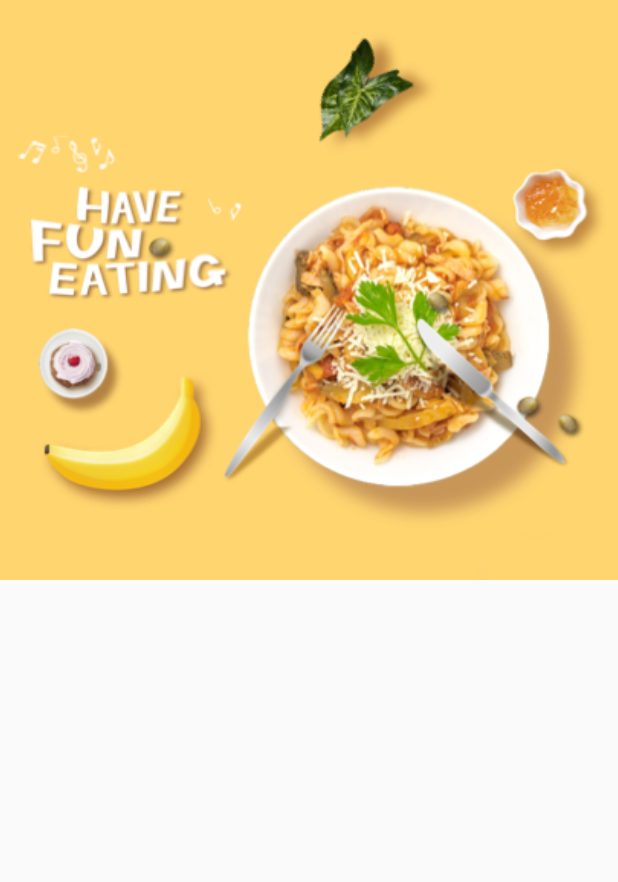
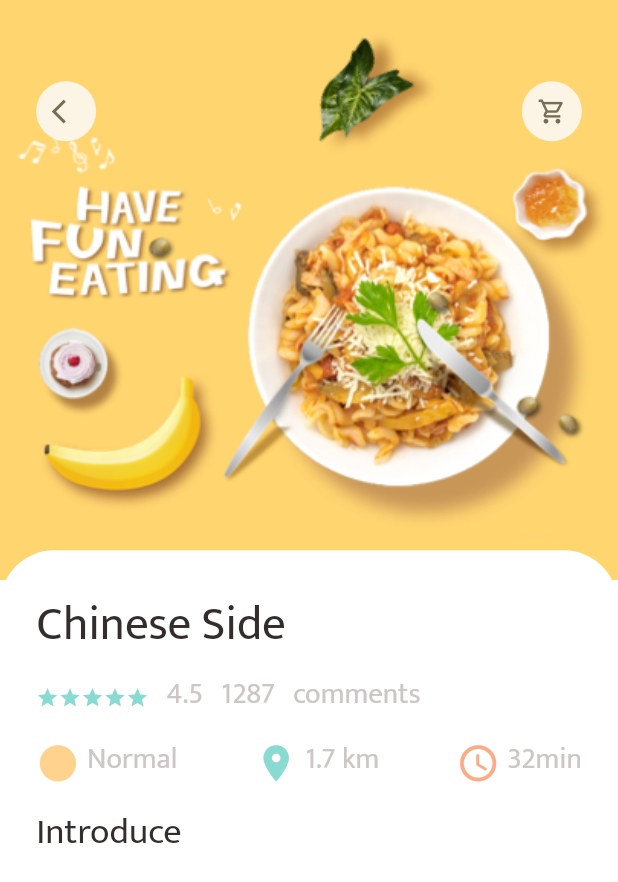
Before and after one commit to MohamedMossa/Flutter_FoodApp, a Flutter app: the screen it shows after launch, on a phone screen of 412 x 824 dp. Shown: the top 882 px of the screen. Run offline on Flutter 3.47's test engine with Material 2 defaults, Android fonts, the phone set to English and light mode, and no system bars; our stand-ins replace dots_indicator, get.

Commit message:
add popular food page

```diff
--- a/lib/pages/food/popular_food_details.dart
+++ b/lib/pages/food/popular_food_details.dart
@@ -1,5 +1,15 @@
+import 'dart:ui';
+import 'package:flutter/cupertino.dart';
 import 'package:flutter/material.dart';
+import 'package:flutter/widgets.dart';
+import 'package:food_delivery_app/main.dart';
+import 'package:food_delivery_app/utils/colors.dart';
 import 'package:food_delivery_app/utils/dimensions.dart';
+import 'package:food_delivery_app/widget/app_column.dart';
+import 'package:food_delivery_app/widget/app_icon.dart';
+import '../../widget/big_text.dart';
+import '../../widget/icon_and_text.dart';
+import '../../widget/small_text.dart';
 
 class PopularFoodDetails extends StatelessWidget {
   const PopularFoodDetails({Key? key}) : super(key: key);
@@ -7,6 +17,7 @@ class PopularFoodDetails extends StatelessWidget {
   @override
   Widget build(BuildContext context) {
     return Scaffold(
+      backgroundColor: Colors.white,
       body:Stack(
         children: [
           Positioned(
@@ -21,9 +32,60 @@ class PopularFoodDetails extends StatelessWidget {
                 ),
               ),
             ),
-          )
+          ),
+          Positioned(
+            top: Dimensions.width45,
+            left:Dimensions.width20 ,
+            right: Dimensions.height20,
+            child: Row(
+              mainAxisAlignment: MainAxisAlignment.spaceBetween,
+              children: [
+                AppICon(icon: Icons.arrow_back_ios),
+                AppICon(icon: Icons.shopping_cart_outlined),
+              ],
+            ),
+          ),
+          Positioned(
+            left: 0,
+            right: 0,
+            bottom: 0,
+            top: Dimensions.popularFoodImage-20,
+            child: Container(
+              padding: EdgeInsets.only(right: Dimensions.width20,left: Dimensions.width20,top: Dimensions.height20,),
+              decoration: BoxDecoration(
+                borderRadius: BorderRadius.only(
+                  topLeft: Radius.circular(Dimensions.radius30),
+                  topRight: Radius.circular(Dimensions.radius30),
+                ),
+                color: Colors.white
+              ),
+              child: Column(
+                crossAxisAlignment: CrossAxisAlignment.start,
+                children: [
+                  AppColumn(text: "Chinese Side",),
+                  SizedBox(height: Dimensions.height10,),
+                  BigText(text: "Introduce"),
+                ],
+              ),
+            ),
+          ),
         ],
-      )
+      ),
+      bottomNavigationBar: Container(
+        height: 100,
+        padding: EdgeInsets.only(
+            left: Dimensions.width20,
+            right: Dimensions.width20,
+            top: Dimensions.height30,
+            bottom: Dimensions.height30),
+        decoration: BoxDecoration(
+          color: AppColors.buttonBackgroundColor,
+          borderRadius: BorderRadius.only(
+            topRight: Radius.circular(Dimensions.radius20*2),
+            topLeft: Radius.circular(Dimensions.radius20*2),
+          ),
+        ),
+      ),
     );
   }
 }
--- a/lib/pages/home/food_page_body.dart
+++ b/lib/pages/home/food_page_body.dart
@@ -4,6 +4,7 @@ import 'package:flutter/material.dart';
 import 'package:flutter/rendering.dart';
 import 'package:food_delivery_app/utils/colors.dart';
 import 'package:food_delivery_app/utils/dimensions.dart';
+import 'package:food_delivery_app/widget/app_column.dart';
 import 'package:food_delivery_app/widget/icon_and_text.dart';
 import 'package:food_delivery_app/widget/small_text.dart';
 import '../../widget/big_text.dart';
@@ -232,61 +233,7 @@ class _FoodPageBodyState extends State<FoodPageBody> {
                   right: Dimensions.width15,
                   left: Dimensions.width15,
                 ),
-                child: Column(
-                  crossAxisAlignment: CrossAxisAlignment.start,
-                  children: [
-                    BigText(text: 'Chinese Side'),
-                    SizedBox(
-                      height: Dimensions.height10,
-                    ),
-                    Row(
-                      children: [
-                        Wrap(
-                          children: List.generate(
-                              5,
-                              (index) => Icon(
-                                    Icons.star,
-                                    color: AppColors.mainColor,
-                                    size: 15,
-                                  )),
-                        ),
-                        SizedBox(
-                          width: Dimensions.width10,
-                        ),
-                        SmallText(text: "4.5"),
-                        SizedBox(
-                          width: Dimensions.width10,
-                        ),
-                        SmallText(text: "1287"),
-                        SizedBox(
-                          width: Dimensions.width10,
-                        ),
-                        SmallText(text: "comments"),
-                      ],
-                    ),
-                    SizedBox(height: Dimensions.height15),
-                    Row(
-                      mainAxisAlignment: MainAxisAlignment.spaceBetween,
-                      children: [
-                        IconAndTextWidget(
-                          icon: Icons.circle_sharp,
-                          iconColor: AppColors.iconColor1,
-                          text: 'Normal',
-                        ),
-                        IconAndTextWidget(
-                          icon: Icons.location_on,
-                          iconColor: AppColors.mainColor,
-                          text: '1.7 km',
-                        ),
-                        IconAndTextWidget(
-                          icon: Icons.access_time_rounded,
-                          iconColor: AppColors.iconColor2,
-                          text: '32min',
-                        ),
-                      ],
-                    ),
-                  ],
-                ),
+                child: AppColumn(text: 'chinese',),
               ),
             ),
           ),
--- a/lib/utils/dimensions.dart
+++ b/lib/utils/dimensions.dart
@@ -33,8 +33,10 @@ class Dimensions{
   static double width45 = screenHeight/15.2;
 
 //fonts
+  static double font26 = screenHeight/26.30;
   static double font20 = screenHeight/34.2;
   static double font16 = screenHeight/42.75;
+
 
   //radius
   static double radius15 = screenHeight/45.6;
@@ -43,8 +45,10 @@ class Dimensions{
 
   //icon size
   static double iconSize24 = screenHeight/28.5;
+  static double iconSize16 = screenHeight/42.75;
 
 //popularFoodImage size
+//320px
   static double popularFoodImage = screenHeight/2.13;
 
 
--- /dev/null
+++ b/lib/widget/app_column.dart
@@ -0,0 +1,71 @@
+import 'package:flutter/cupertino.dart';
+import 'package:flutter/material.dart';
+import 'package:food_delivery_app/widget/small_text.dart';
+import '../utils/colors.dart';
+import '../utils/dimensions.dart';
+import 'big_text.dart';
+import 'icon_and_text.dart';
+
+class AppColumn extends StatelessWidget {
+  final String text;
+  const AppColumn({Key? key,required this.text}) : super(key: key);
+
+  @override
+  Widget build(BuildContext context) {
+    return Column(
+      crossAxisAlignment: CrossAxisAlignment.start,
+      children: [
+        BigText(text: text,size: Dimensions.font26,),
+        SizedBox(
+          height: Dimensions.height10,
+        ),
+        Row(
+          children: [
+            Wrap(
+              children: List.generate(
+                  5,
+                  (index) => Icon(
+                        Icons.star,
+                        color: AppColors.mainColor,
+                        size: 15,
+                      )),
+            ),
+            SizedBox(
+              width: Dimensions.width10,
+            ),
+            SmallText(text: "4.5"),
+            SizedBox(
+              width: Dimensions.width10,
+            ),
+            SmallText(text: "1287"),
+            SizedBox(
+              width: Dimensions.width10,
+            ),
+            SmallText(text: "comments"),
+          ],
+        ),
+        SizedBox(height: Dimensions.height15),
+        Row(
+          mainAxisAlignment: MainAxisAlignment.spaceBetween,
+          children: [
+            IconAndTextWidget(
+              icon: Icons.circle_sharp,
+              iconColor: AppColors.iconColor1,
+              text: 'Normal',
+            ),
+            IconAndTextWidget(
+              icon: Icons.location_on,
+              iconColor: AppColors.mainColor,
+              text: '1.7 km',
+            ),
+            IconAndTextWidget(
+              icon: Icons.access_time_rounded,
+              iconColor: AppColors.iconColor2,
+              text: '32min',
+            ),
+          ],
+        ),
+      ],
+    );
+  }
+}
--- /dev/null
+++ b/lib/widget/app_icon.dart
@@ -0,0 +1,35 @@
+import 'package:flutter/cupertino.dart';
+import 'package:flutter/material.dart';
+import 'package:food_delivery_app/utils/dimensions.dart';
+
+class AppICon extends StatelessWidget {
+
+  final IconData icon ;
+  final Color backgroundColor;
+  final Color iconColor;
+  final double size;
+
+  const AppICon({Key? key,
+  required this.icon,
+    this.backgroundColor = const Color(0xFFfcf4e4),
+    this.iconColor = const Color(0xFF756d54),
+    this.size=40
+  }) : super (key: key);
+
+  @override
+  Widget build(BuildContext context) {
+    return Container(
+      width: size,
+      height: size,
+      decoration: BoxDecoration(
+      color: backgroundColor,
+        borderRadius: BorderRadius.circular(size/2),
+      ),
+      child: Icon(
+        icon ,
+        color: iconColor,
+        size: Dimensions.iconSize16,
+      ),
+    );
+  }
+}
--- a/lib/widget/icon_and_text.dart
+++ b/lib/widget/icon_and_text.dart
@@ -7,6 +7,7 @@ class IconAndTextWidget extends StatelessWidget {
   final IconData icon;
   final String text;
   final Color iconColor;
+
   const IconAndTextWidget({Key? key,
     required this.text,
     required this.icon,
```
